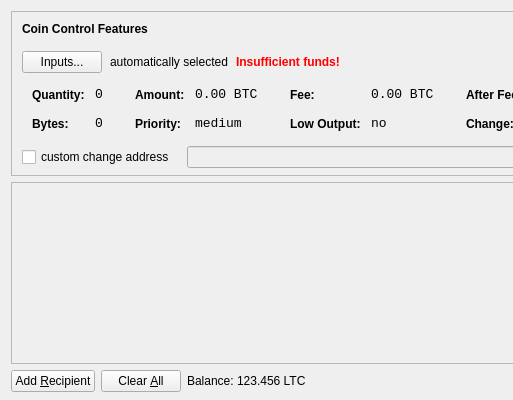
First picture: the form in src/qt/forms/sendcoinsdialog.ui, repository Markjamrobin/MJRCoin, before the edit; both pictures show x 0 to 513 and y 0 to 400 of the 850 by 400 pixel window.
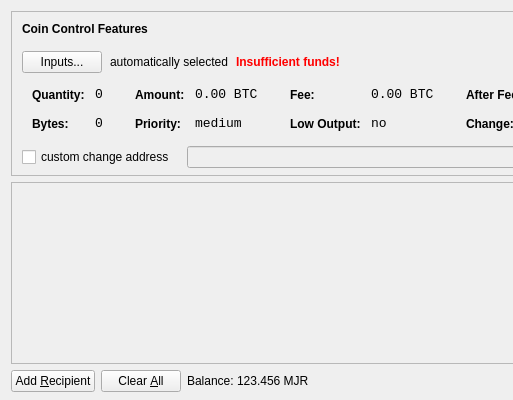
Second picture: the form after the edit. Icons and pictures are not drawn.

Diff of the .ui file:
```diff
--- a/src/qt/forms/sendcoinsdialog.ui
+++ b/src/qt/forms/sendcoinsdialog.ui
@@ -720,7 +720,7 @@
           <cursorShape>IBeamCursor</cursorShape>
          </property>
          <property name="text">
-          <string>123.456 LTC</string>
+          <string>123.456 MJR</string>
          </property>
          <property name="textInteractionFlags">
           <set>Qt::LinksAccessibleByMouse|Qt::TextSelectableByKeyboard|Qt::TextSelectableByMouse</set>
```
